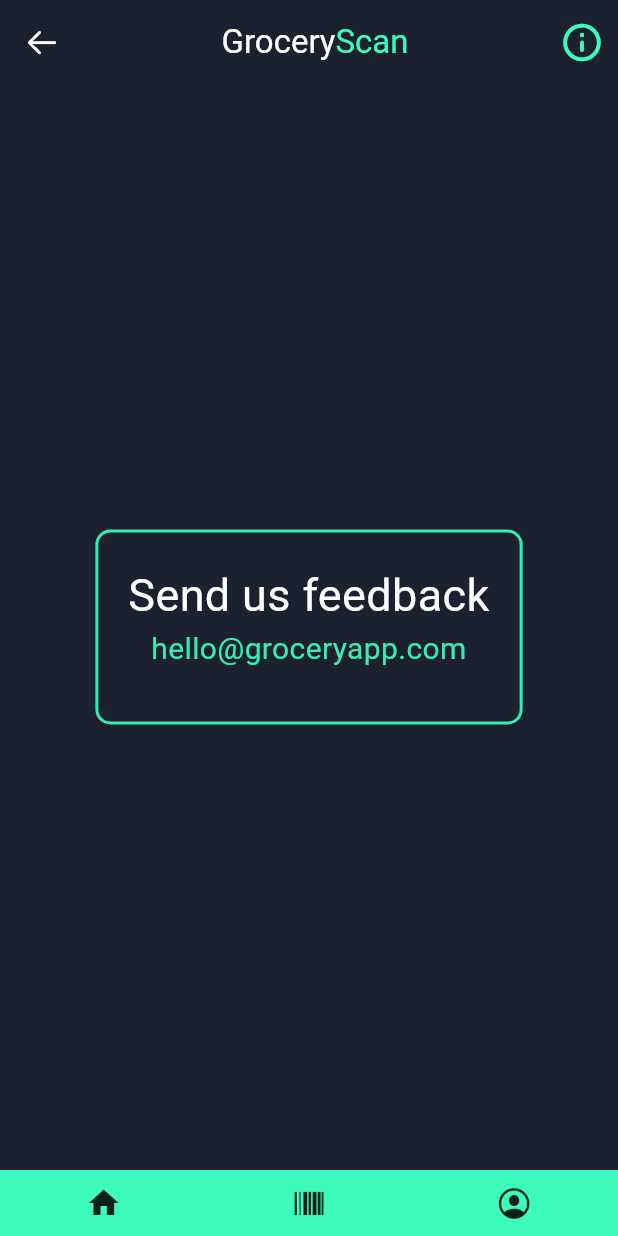
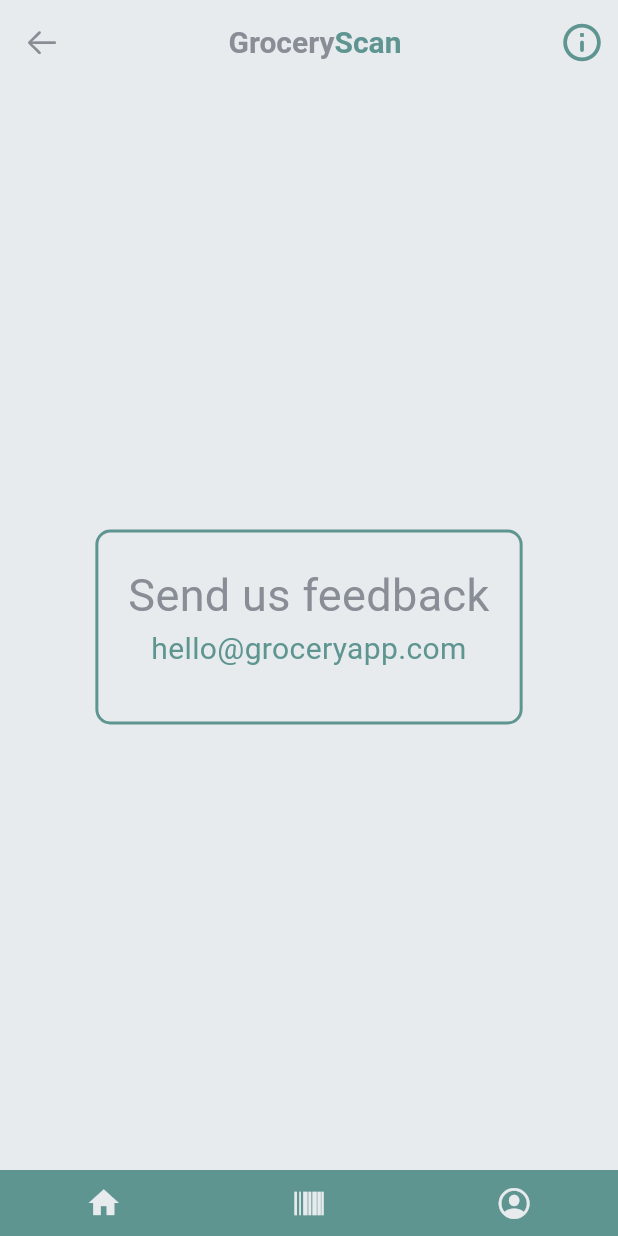
Before and after one commit to Bence749/grocery_app, a Flutter app: the screen it shows after launch, item 2 of the bottom bar chosen, after a tap on the "info outline" icon, on a phone screen of 412 x 824 dp. Run offline on Flutter 3.47's test engine with Material 3 defaults, Android fonts, the phone set to English and light mode, and no system bars; drawn by our look-alikes of salomon_bottom_bar; our stand-ins replace accordion, font_awesome_flutter, shared_preferences; missing offline and left inert: mobile_scanner.

Commit message:
dark and light mode

```diff
--- a/lib/HomePage.dart
+++ b/lib/HomePage.dart
@@ -15,9 +15,10 @@
   @override
   Widget build(BuildContext context) {
     final Size screenSize = MediaQuery.of(context).size;
+    var theme = Theme.of(context);
 
     return Scaffold(
-        backgroundColor: Color(int.parse('0xFF1b212f')),
+        backgroundColor: theme.colorScheme.background,
         body: Center(
           child: Column(
           mainAxisAlignment: MainAxisAlignment.center,
@@ -27,34 +28,37 @@
               padding: EdgeInsets.fromLTRB(screenSize.width * 0.1, 0, screenSize.width * 0.1, 0,),
               child: Text('Welcome!',
                 textAlign: TextAlign.center,
-                style: TextStyle(fontSize: 36, color: Colors.white)
+                style: TextStyle(fontSize: 36, color: theme.colorScheme.secondary)
               ),
             ),
             Padding(
               padding: EdgeInsets.fromLTRB(screenSize.width * 0.05, 10, screenSize.width * 0.05, 20,),
               child: Text('GroceryScan makes grocery shopping fun even with food allergies or specific dietary preferences!',
                 textAlign: TextAlign.center,
-                style: TextStyle(fontSize: 18, color: Color(0xFF39EBB1))
+                style: TextStyle(fontSize: 18, color: theme.colorScheme.primary)
               ),
             ),
             Padding(
               padding: EdgeInsets.fromLTRB(screenSize.width * 0.1, 10, screenSize.width * 0.1, 0,),
               child: Text('All you have to do is',
                   textAlign: TextAlign.center,
-                  style: TextStyle(fontSize: 18, color: Colors.white)
+                  style: TextStyle(fontSize: 18, color: theme.colorScheme.secondary)
               ),
             ),
             Padding(
               padding: EdgeInsets.fromLTRB(screenSize.width * 0.05, 0, screenSize.width * 0.05, 0,),
               child: Text('1. Set your dietary preferences in your profile\n2. Scan barcode of items in grocery stores!',
                 textAlign: TextAlign.center,
-                style: TextStyle(fontSize: 14, color: Colors.white)
+                style: TextStyle(fontSize: 14, color: theme.colorScheme.secondary)
               ),
             ),
-
             Padding(
               padding: EdgeInsets.fromLTRB(0,200,0,0),
-              child: Image.asset('assets/images/grocery_logo.jpg', height: screenSize.height * 0.15),
+              child: Image.asset((theme.brightness == Brightness.dark)
+              ? 'assets/images/grocery_logo.jpg'
+              : 'assets/images/GroceryScan.png',
+              height: screenSize.height * 0.15,
+              ),
             ),
           ],
           )
--- a/lib/ScanPage.dart
+++ b/lib/ScanPage.dart
@@ -30,9 +30,10 @@
   @override
   Widget build(BuildContext context) {
     final Size screenSize = MediaQuery.of(context).size;
+    var theme = Theme.of(context);
 
     return Scaffold(
-      backgroundColor: Color(int.parse('0xFF1b212f')),
+      backgroundColor: theme.colorScheme.background,
       body: Align(
         alignment: Alignment.center,
         child: Stack(
@@ -54,7 +55,7 @@
               left: 0,
               right: 0,
               child: Divider(
-                color: Color(0xFF39EBB1).withOpacity(0.5),
+                color: theme.colorScheme.primary.withOpacity(0.5),
                 thickness: 10,
               ),
             ),
@@ -66,8 +67,8 @@
                 height: 40,
                 decoration: BoxDecoration(
                   border: Border(
-                    top: BorderSide(width: 4.0, color: Colors.white),
-                    left: BorderSide(width: 4.0, color: Colors.white),
+                    top: BorderSide(width: 4.0, color: theme.colorScheme.secondary),
+                    left: BorderSide(width: 4.0, color: theme.colorScheme.secondary),
                   ),
                   borderRadius: BorderRadius.only(
                     topLeft: Radius.circular(20)),
@@ -82,8 +83,8 @@
                 height: 40,
                 decoration: BoxDecoration(
                   border: Border(
-                    top: BorderSide(width: 4.0, color: Colors.white),
-                    right: BorderSide(width: 4.0, color: Colors.white),
+                    top: BorderSide(width: 4.0, color: theme.colorScheme.secondary),
+                    right: BorderSide(width: 4.0, color: theme.colorScheme.secondary),
                   ),
                   borderRadius: BorderRadius.only(
                     topRight: Radius.circular(20)),
@@ -98,8 +99,8 @@
                 height: 40,
                 decoration: BoxDecoration(
                   border: Border(
-                    bottom: BorderSide(width: 4.0, color: Colors.white),
-                    left: BorderSide(width: 4.0, color: Colors.white),
+                    bottom: BorderSide(width: 4.0, color: theme.colorScheme.secondary),
+                    left: BorderSide(width: 4.0, color: theme.colorScheme.secondary),
                   ),
                   borderRadius: BorderRadius.only(
                     bottomLeft: Radius.circular(20)),
@@ -114,8 +115,8 @@
                 height: 40,
                 decoration: BoxDecoration(
                   border: Border(
-                    bottom: BorderSide(width: 4.0, color: Colors.white),
-                    right: BorderSide(width: 4.0, color: Colors.white),
+                    bottom: BorderSide(width: 4.0, color: theme.colorScheme.secondary),
+                    right: BorderSide(width: 4.0, color: theme.colorScheme.secondary),
                   ),
                   borderRadius: BorderRadius.only(
                     bottomRight: Radius.circular(20)),
@@ -224,11 +225,12 @@
 
   @override
   Widget build(BuildContext context) {
+    var theme = Theme.of(context);
     return Scaffold(
-      backgroundColor: Color(int.parse('0xFF1b212f')),
+      backgroundColor: theme.colorScheme.background,
       appBar: AppBar(
-        backgroundColor: Color(int.parse('0xFF1b212f')),
-        title: Text("Found Item", style: TextStyle(color: Colors.white),),
+        backgroundColor: theme.colorScheme.background,
+        title: Text("Found Item", style: TextStyle(color: theme.colorScheme.secondary),),
         centerTitle: true,
         leading: IconButton(
           onPressed: () {
@@ -237,7 +239,7 @@
           },
           icon: Icon(
             CupertinoIcons.arrow_left,
-            color: Colors.white, // Set the color to white
+            color: theme.colorScheme.secondary, // Set the color to white
           ),
         ),
       ),
@@ -259,7 +261,7 @@
               Text(
                 widget.product["name"],
                 style: TextStyle(
-                  color: Colors.white,
+                  color: theme.colorScheme.secondary,
                   fontSize: 20,
                 ),
               ),
@@ -269,9 +271,9 @@
               Row(
                 mainAxisAlignment: MainAxisAlignment.center,
                 children: [
-                  Text("The product is ", style: TextStyle(color: Colors.white)),
+                  Text("The product is ", style: TextStyle(color: theme.colorScheme.secondary)),
                   Text(widget.isSafe == true ? "safe" : "unsafe", style: TextStyle(color: widget.isSafe == true ? Colors.green : Colors.red)),
-                  Text(" to consume", style: TextStyle(color: Colors.white)),
+                  Text(" to consume", style: TextStyle(color: theme.colorScheme.secondary)),
                   ],
               ),
               SizedBox(
@@ -281,26 +283,26 @@
                 children: [
                   AccordionSection(
                     headerBorderWidth: 2,
-                    headerBorderColor: Color(0xFF39EBB1),
-                    headerBackgroundColor: Color(0xFF1b212f),
-                    headerBackgroundColorOpened: Color(0xFF39EBB1),
-                    contentBackgroundColor: Color(0xFF1b212f),
-                    contentBorderColor: Color(0xFF39EBB1),
+                    headerBorderColor: theme.colorScheme.primary,
+                    headerBackgroundColor: theme.colorScheme.background,
+                    headerBackgroundColorOpened: theme.colorScheme.primary,
+                    contentBackgroundColor: theme.colorScheme.background,
+                    contentBorderColor: theme.colorScheme.primary,
                     contentBorderWidth: 2,
                     headerPadding: EdgeInsets.all(8),
-                    header:  Text("Ingredients", style: TextStyle(color: Colors.white)),
-                    content: Text(getIngredients(), style: TextStyle(color: Colors.white))
+                    header:  Text("Ingredients", style: TextStyle(color: theme.colorScheme.secondary)),
+                    content: Text(getIngredients(), style: TextStyle(color: theme.colorScheme.secondary))
                   ),
                   AccordionSection(
                     headerBorderWidth: 2,
-                    headerBorderColor: Color(0xFF39EBB1),
-                    headerBackgroundColor: Color(0xFF1b212f),
-                    headerBackgroundColorOpened: Color(0xFF39EBB1),
-                    contentBackgroundColor: Color(0xFF1b212f),
-                    contentBorderColor: Color(0xFF39EBB1),
+                    headerBorderColor: theme.colorScheme.primary,
+                    headerBackgroundColor: theme.colorScheme.background,
+                    headerBackgroundColorOpened: theme.colorScheme.primary,
+                    contentBackgroundColor: theme.colorScheme.background,
+                    contentBorderColor: theme.colorScheme.primary,
                     contentBorderWidth: 2,
                     headerPadding: EdgeInsets.all(8),
-                    header:  Text("Nutritional Information", style: TextStyle(color: Colors.white)),
+                    header:  Text("Nutritional Information", style: TextStyle(color: theme.colorScheme.secondary)),
                     content:
                     Table(
                       children: [
@@ -310,7 +312,7 @@
                                 child: Row(
                                   mainAxisAlignment: MainAxisAlignment.center,
                                   children: [
-                                    Text("Vegan", style: TextStyle(color: Colors.white, fontSize: 14)),
+                                    Text("Vegan", style: TextStyle(color: theme.colorScheme.secondary, fontSize: 14)),
                                     SizedBox(width: 8),
                                     Container(
                                       width: 10,
@@ -327,7 +329,7 @@
                                 child: Row(
                                   mainAxisAlignment: MainAxisAlignment.center,
                                   children: [
-                                    Text("Gluten", style: TextStyle(color: Colors.white, fontSize: 14)),
+                                    Text("Gluten", style: TextStyle(color: theme.colorScheme.secondary, fontSize: 14)),
                                     SizedBox(width: 8),
                                     Container(
                                       width: 10,
@@ -348,14 +350,14 @@
                                 child: Row(
                                   mainAxisAlignment: MainAxisAlignment.center,
                                   children: [
-                                    Text("Dairy", style: TextStyle(color: Colors.white, fontSize: 14)),
+                                    Text("Dairy", style: TextStyle(color: theme.colorScheme.secondary, fontSize: 14)),
                                     SizedBox(width: 8),
                                     Container(
                                       width: 10,
                                       height: 10,
                                       decoration: BoxDecoration(
                                         shape: BoxShape.circle,
-                                        color: widget.product["isDiaryFree"] == 1 ? Colors.green : Colors.red,
+                                        color: widget.product["isDairyFree"] == 1 ? Colors.green : Colors.red,
                                       ),
                                     )
                                   ],
@@ -365,7 +367,7 @@
                                 child: Row(
                                   mainAxisAlignment: MainAxisAlignment.center,
                                   children: [
-                                    Text("Fish", style: TextStyle(color: Colors.white, fontSize: 14)),
+                                    Text("Fish", style: TextStyle(color: theme.colorScheme.secondary, fontSize: 14)),
                                     SizedBox(width: 8),
                                     Container(
                                       width: 10,
@@ -386,7 +388,7 @@
                                 child: Row(
                                   mainAxisAlignment: MainAxisAlignment.center,
                                   children: [
-                                    Text("Vegetarian", style: TextStyle(color: Colors.white, fontSize: 14)),
+                                    Text("Vegetarian", style: TextStyle(color: theme.colorScheme.secondary, fontSize: 14)),
                                     SizedBox(width: 8),
                                     Container(
                                       width: 10,
@@ -403,7 +405,7 @@
                                 child: Row(
                                   mainAxisAlignment: MainAxisAlignment.center,
                                   children: [
-                                    Text("Crustaceans", style: TextStyle(color: Colors.white, fontSize: 14)),
+                                    Text("Crustaceans", style: TextStyle(color: theme.colorScheme.secondary, fontSize: 14)),
                                     SizedBox(width: 8),
                                     Container(
                                       width: 10,
@@ -424,7 +426,7 @@
                                 child: Row(
                                   mainAxisAlignment: MainAxisAlignment.center,
                                   children: [
-                                    Text("Egg", style: TextStyle(color: Colors.white, fontSize: 14)),
+                                    Text("Egg", style: TextStyle(color: theme.colorScheme.secondary, fontSize: 14)),
                                     SizedBox(width: 8),
                                     Container(
                                       width: 10,
@@ -441,7 +443,7 @@
                                 child: Row(
                                   mainAxisAlignment: MainAxisAlignment.center,
                                   children: [
-                                    Text("Paleo", style: TextStyle(color: Colors.white, fontSize: 14)),
+                                    Text("Paleo", style: TextStyle(color: theme.colorScheme.secondary, fontSize: 14)),
                                     SizedBox(width: 8),
                                     Container(
                                       width: 10,
@@ -462,7 +464,7 @@
                                 child: Row(
                                   mainAxisAlignment: MainAxisAlignment.center,
                                   children: [
-                                    Text("Added Sugar Free", style: TextStyle(color: Colors.white, fontSize: 14)),
+                                    Text("Added Sugar Free", style: TextStyle(color: theme.colorScheme.secondary, fontSize: 14)),
                                     SizedBox(width: 8),
                                     Container(
                                       width: 10,
--- a/lib/SettingsPage.dart
+++ b/lib/SettingsPage.dart
@@ -23,27 +23,29 @@
       }
     }
 
+    var theme = Theme.of(context);
+
     return Scaffold(
-      backgroundColor: Color(int.parse('0xFF1b212f')),
+      backgroundColor: theme.colorScheme.background,
       body: Align(
         alignment: Alignment.center,
         child: Container(
           height: 130,
           decoration: BoxDecoration(
             border: Border.all(
-                color: Color(int.parse('0xFF39EBB1')),
+                color: theme.colorScheme.primary,
                 width: 2,
             ),
             borderRadius: BorderRadius.circular(10),
-            color: Color(int.parse('0xFF1b212f')),
+            color: theme.colorScheme.background,
           ),
           child: Padding(
             padding: EdgeInsets.fromLTRB(20, 20, 20, 20),
             child: Column(
             children: [
-              Text("Send us feedback", textAlign: TextAlign.center, style: TextStyle(color: Colors.white, fontSize: 30)),
+              Text("Send us feedback", textAlign: TextAlign.center, style: TextStyle(color: theme.colorScheme.secondary, fontSize: 30)),
               GestureDetector(
-                child: Text("hello@groceryapp.com", textAlign: TextAlign.center, style: TextStyle(color: Color(int.parse('0xFF39EBB1')), fontSize: 20)),
+                child: Text("hello@groceryapp.com", textAlign: TextAlign.center, style: TextStyle(color: theme.colorScheme.primary, fontSize: 20)),
                 onTap: () => _launchURL("hello@groceryapp.com", "Feedback")
               )
             ],
--- a/lib/main.dart
+++ b/lib/main.dart
@@ -3,7 +3,7 @@
 import 'package:flutter/services.dart';
 import 'package:grocery_app/ProfilePage.dart';
 import 'package:salomon_bottom_bar/salomon_bottom_bar.dart';
-
+import 'themes/themes.dart';
 
 import 'HomePage.dart';
 import 'ScanPage.dart';
@@ -23,6 +23,7 @@
 class _MyAppState extends State<MyApp> {
   int _selectedIndex = 0;
   int _previousIndex = -1;
+  ThemeMode _themeMode = ThemeMode.light;
 
   void _onItemTapped(int index) {
     if(index != _selectedIndex)
@@ -32,24 +33,20 @@
       });
   }
 
+  void toggleTheme() {
+    setState(() {
+      _themeMode = _themeMode == ThemeMode.light ? ThemeMode.dark : ThemeMode.light;
+    });
+  }
+
   @override
   Widget build(BuildContext context) {
     return MaterialApp(
       title: "GroceryScan",
-      theme: ThemeData(
-          primarySwatch: const MaterialColor(0xFF1b212f, {
-        50: Color(0xFFE7E7E7),
-        100: Color(0xFFE7E7E7),
-        200: Color(0xFFE7E7E7),
-        300: Color(0xFFE7E7E7),
-        400: Color(0xFFE7E7E7),
-        500: Color(0xFF1b212f), // Main color
-        600: Color(0xFF39EBB1), // Secondary color
-        700: Color(0xFF777375),
-        800: Color(0xFF777375),
-        900: Color(0xFF777375),
-      })),
-      home: MainApp(_selectedIndex, _onItemTapped, _previousIndex),
+      theme: lightTheme,
+      darkTheme: darkTheme,
+      themeMode: _themeMode,
+      home: MainApp(_selectedIndex, _onItemTapped, _previousIndex, toggleTheme: toggleTheme),
     );
   }
 }
@@ -58,21 +55,23 @@
   final int _selectedIndex;
   final Function(int) _onItemTapped;
   final int _previousPage;
+  final VoidCallback toggleTheme;
 
-  final List<Widget> _pages = [
-    const HomePage(),
-    const ScanPage(),
-    const ProfilePage(),
-    const SettingsPage(),
-  ];
-
-  MainApp(this._selectedIndex, this._onItemTapped, this._previousPage, {super.key});
+  MainApp(this._selectedIndex, this._onItemTapped, this._previousPage, {super.key, required this.toggleTheme});
 
   @override
   Widget build(BuildContext context) {
     final Size screenSize = MediaQuery.of(context).size;
+    var theme = Theme.of(context);
 
     SystemChrome.setPreferredOrientations([DeviceOrientation.portraitUp]);
+
+    final List<Widget> _pages = [
+      const HomePage(),
+      const ScanPage(),
+      ProfilePage(toggleTheme: toggleTheme),
+      const SettingsPage(),
+    ];
 
     return Scaffold(
       body: _pages[_selectedIndex],
@@ -86,29 +85,30 @@
           SalomonBottomBarItem(
               icon: const Icon(CupertinoIcons.profile_circled), title: const Text("Profile")),
         ],
-        backgroundColor: Color(int.parse('0xFF3dfbbd')),
+        backgroundColor: theme.colorScheme.primary,
         currentIndex: _selectedIndex,
-        selectedItemColor: Color(int.parse('0xFF161a1f')),
+        selectedItemColor: theme.colorScheme.background,
+        unselectedItemColor: theme.colorScheme.background,
         onTap: _onItemTapped,
         margin: EdgeInsets.fromLTRB(
             screenSize.width * 0.10, 0, screenSize.width * 0.10, 0),
       ),
       appBar: AppBar(
-        backgroundColor: Color(int.parse('0xFF1b212f')),
+        backgroundColor: theme.colorScheme.background,
         title: Row(
           mainAxisAlignment: MainAxisAlignment.center,
           children: <Widget>[
-            const Text(
+            Text(
               'Grocery',
               style: TextStyle(
-                color: Colors.white, // Color for the first part
+                color: theme.colorScheme.secondary, // Color for the first part
               ),
             ),
             Text(
               'Scan', // Add space before the second part
               style: TextStyle(
                 color:
-                    Color(int.parse('0xFF3dfbbd')), // Color for the second part
+                    theme.colorScheme.primary // Color for the second part
               ),
             ),
           ],
@@ -119,22 +119,23 @@
               Icons.info_outline_rounded,
               size: 30,
             ),
-            color: Color(int.parse('0xFF3dfbbd')),
+            color: theme.colorScheme.primary,
             onPressed: () {
               _onItemTapped(3);
             },
           ),
         ],
         leading: _selectedIndex == 3 ? IconButton(
-          icon: const Icon(
+          icon: Icon(
             CupertinoIcons.arrow_left,
-            color: Colors.white, // Set the color to white
+            color: theme.colorScheme.secondary, // Set the color to white
           ),
           onPressed: () {
             _onItemTapped(_previousPage);
           },
         ) : Container(),
       ),
+
     );
   }
 }
--- /dev/null
+++ b/lib/themes/themes.dart
@@ -0,0 +1,33 @@
+import 'package:flutter/material.dart';
+
+// Define dark theme
+final ThemeData darkTheme = ThemeData(
+brightness: Brightness.dark, // Set brightness to dark
+colorScheme: ColorScheme.dark(
+  primary: Color(0xFF39EBB1), // Customize primary color
+  secondary: Color(0xFFE7E7E7),
+  background: Color(0xFF1b212f),// Customize secondary color
+  //shadow: Color(0xFF777375),
+),
+textTheme: TextTheme(
+    titleLarge: TextStyle(fontSize: 20, fontWeight: FontWeight.bold, color: Colors.white), // Customize text styles for dark theme
+    bodyLarge: TextStyle(fontSize: 16, color: Colors.white), // Example of customizing body text color
+    // Add more text styles as needed);
+),
+);
+
+// Define dark theme
+final ThemeData lightTheme = ThemeData(
+brightness: Brightness.light, // Set brightness to dark
+colorScheme: ColorScheme.light(
+  primary: Color.fromARGB(255, 95, 149, 145), // Customize primary color
+  secondary: Color.fromARGB(255, 136, 141, 150),
+  background: Color.fromARGB(255, 231, 235, 238),// Customize secondary color
+  //shadow: Color(0xFF777375),
+),
+textTheme: TextTheme(
+    titleLarge: TextStyle(fontSize: 20, fontWeight: FontWeight.bold, color: Colors.white), // Customize text styles for dark theme
+    bodyLarge: TextStyle(fontSize: 16, color: Colors.white), // Example of customizing body text color
+    // Add more text styles as needed);
+),
+);
--- a/pubspec.yaml
+++ b/pubspec.yaml
@@ -63,7 +63,10 @@
 # The following section is specific to Flutter packages.
 flutter:
   assets:
+    - assets/images/GroceryScan.png
     - assets/images/grocery_logo.jpg
+    - assets/images/grocery_logo_light.svg
+    - assets/images/grocery_logo_dark.svg
   # The following line ensures that the Material Icons font is
   # included with your application, so that you can use the icons in
   # the material Icons class.
```
Also changed, not shown: lib/ProfilePage.dart (+134 -48 lines), assets/images/GroceryScan.png (added), assets/images/grocery_logo_dark.svg (added), assets/images/grocery_logo_light.svg (added).
